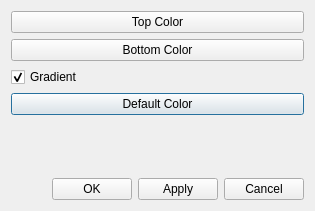
Qt form BackgroundColor.ui (sharjith/ModelViewer-Qt) before a commit.
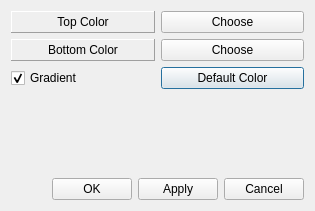
The same form after that commit.

Commit message: Added +/- key for zooming, fixed bg color dialog

```diff
--- a/BackgroundColor.ui
+++ b/BackgroundColor.ui
@@ -31,35 +31,41 @@
   <property name="modal">
    <bool>true</bool>
   </property>
-  <layout class="QGridLayout" name="gridLayout">
+  <layout class="QGridLayout" name="gridLayout_2">
    <item row="0" column="0">
-    <layout class="QVBoxLayout" name="verticalLayout_2">
+    <layout class="QVBoxLayout" name="verticalLayout">
      <item>
-      <layout class="QVBoxLayout" name="verticalLayout">
-       <item>
+      <layout class="QGridLayout" name="gridLayout">
+       <item row="1" column="1">
         <widget class="QPushButton" name="pushButtonTop">
          <property name="styleSheet">
           <string notr="true"/>
          </property>
          <property name="text">
+          <string>Choose</string>
+         </property>
+         <property name="autoDefault">
+          <bool>false</bool>
+         </property>
+        </widget>
+       </item>
+       <item row="1" column="0">
+        <widget class="QLabel" name="labelTopColor">
+         <property name="frameShape">
+          <enum>QFrame::Panel</enum>
+         </property>
+         <property name="frameShadow">
+          <enum>QFrame::Raised</enum>
+         </property>
+         <property name="text">
           <string>Top Color</string>
          </property>
-         <property name="autoDefault">
-          <bool>false</bool>
+         <property name="alignment">
+          <set>Qt::AlignCenter</set>
          </property>
         </widget>
        </item>
-       <item>
-        <widget class="QPushButton" name="pushButtonBottom">
-         <property name="text">
-          <string>Bottom Color</string>
-         </property>
-         <property name="autoDefault">
-          <bool>false</bool>
-         </property>
-        </widget>
-       </item>
-       <item>
+       <item row="4" column="0">
         <widget class="QCheckBox" name="checkBoxGrad">
          <property name="text">
           <string>Gradient</string>
@@ -69,13 +75,39 @@
          </property>
         </widget>
        </item>
-       <item>
+       <item row="4" column="1">
         <widget class="QPushButton" name="pushButtonDefaultColor">
          <property name="text">
           <string>Default Color</string>
          </property>
         </widget>
        </item>
+       <item row="2" column="1">
+        <widget class="QPushButton" name="pushButtonBottom">
+         <property name="text">
+          <string>Choose</string>
+         </property>
+         <property name="autoDefault">
+          <bool>false</bool>
+         </property>
+        </widget>
+       </item>
+       <item row="2" column="0">
+        <widget class="QLabel" name="labelBotColor">
+         <property name="frameShape">
+          <enum>QFrame::Panel</enum>
+         </property>
+         <property name="frameShadow">
+          <enum>QFrame::Raised</enum>
+         </property>
+         <property name="text">
+          <string>Bottom Color</string>
+         </property>
+         <property name="alignment">
+          <set>Qt::AlignCenter</set>
+         </property>
+        </widget>
+       </item>
       </layout>
      </item>
      <item>
@@ -86,7 +118,7 @@
        <property name="sizeHint" stdset="0">
         <size>
          <width>20</width>
-         <height>40</height>
+         <height>72</height>
         </size>
        </property>
       </spacer>
```
Left out of the diff: 7 changed lines with no effect on the pictures. The commit also changes 2 other files.
